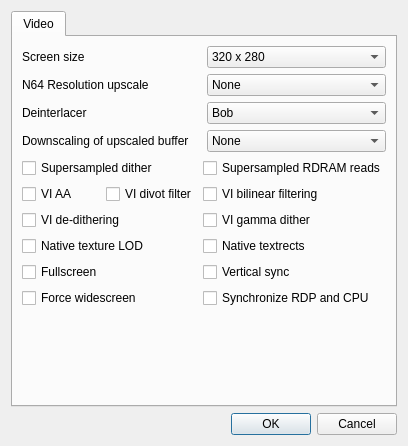
Before: the Qt Designer form UserInterface/MainDialog.ui in GhostlyDark/parallel-rdp-standalone, drawn with Qt 5.
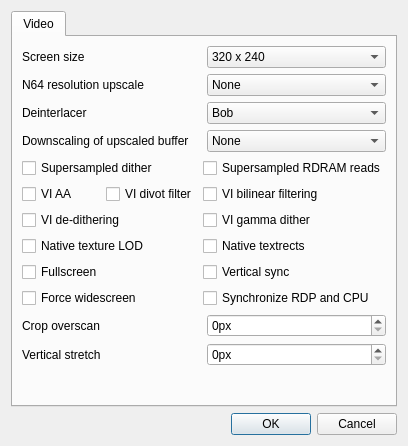
After: the same form once the commit is applied.

Diff of the .ui file:
```diff
--- a/UserInterface/MainDialog.ui
+++ b/UserInterface/MainDialog.ui
@@ -36,7 +36,7 @@
             <widget class="QComboBox" name="screenSizeComboBox">
              <item>
               <property name="text">
-               <string>320 x 280</string>
+               <string>320 x 240</string>
               </property>
              </item>
              <item>
@@ -108,7 +108,7 @@
            <item>
             <widget class="QLabel" name="label_2">
              <property name="text">
-              <string>N64 Resolution upscale</string>
+              <string>N64 resolution upscale</string>
              </property>
             </widget>
            </item>
@@ -305,6 +305,48 @@
            </item>
           </layout>
          </item>
+         <item>
+          <layout class="QHBoxLayout" name="horizontalLayout_8">
+           <property name="bottomMargin">
+            <number>0</number>
+           </property>
+           <item>
+            <widget class="QLabel" name="label_5">
+             <property name="text">
+              <string>Crop overscan</string>
+             </property>
+            </widget>
+           </item>
+           <item>
+            <widget class="QSpinBox" name="cropOverscanSpinBox">
+             <property name="suffix">
+              <string>px</string>
+             </property>
+            </widget>
+           </item>
+          </layout>
+         </item>
+         <item>
+          <layout class="QHBoxLayout" name="horizontalLayout_9">
+           <property name="bottomMargin">
+            <number>0</number>
+           </property>
+           <item>
+            <widget class="QLabel" name="label_6">
+             <property name="text">
+              <string>Vertical stretch</string>
+             </property>
+            </widget>
+           </item>
+           <item>
+            <widget class="QSpinBox" name="verticalStretchSpinBox">
+             <property name="suffix">
+              <string>px</string>
+             </property>
+            </widget>
+           </item>
+          </layout>
+         </item>
          <item>
           <spacer name="verticalSpacer">
            <property name="orientation">
```
